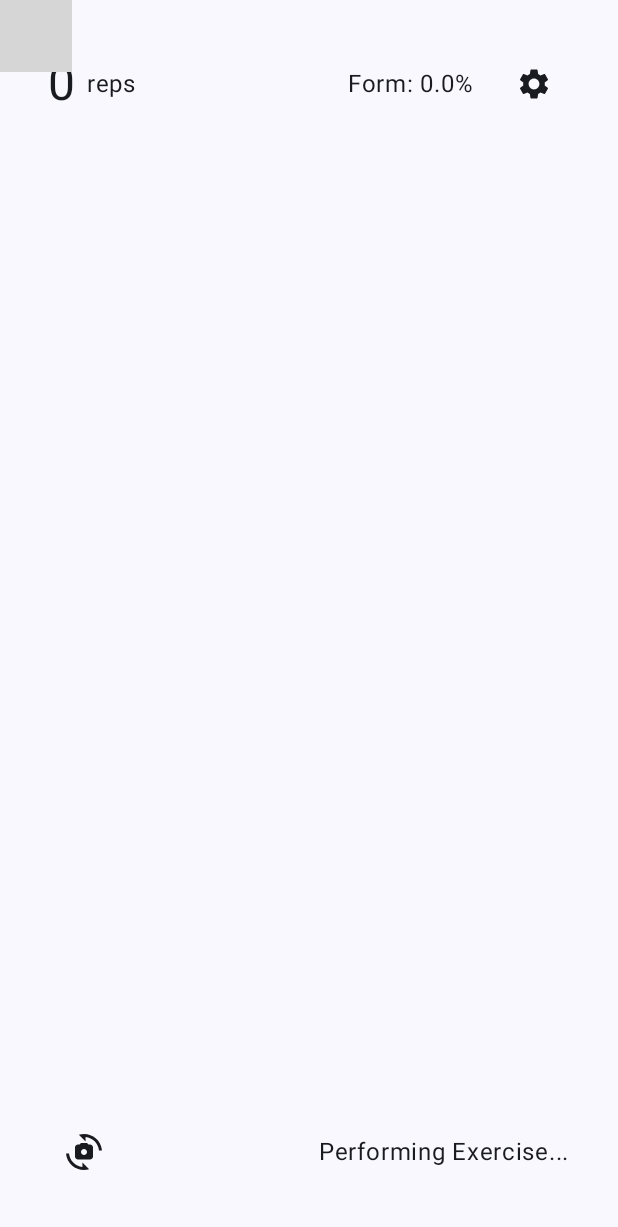
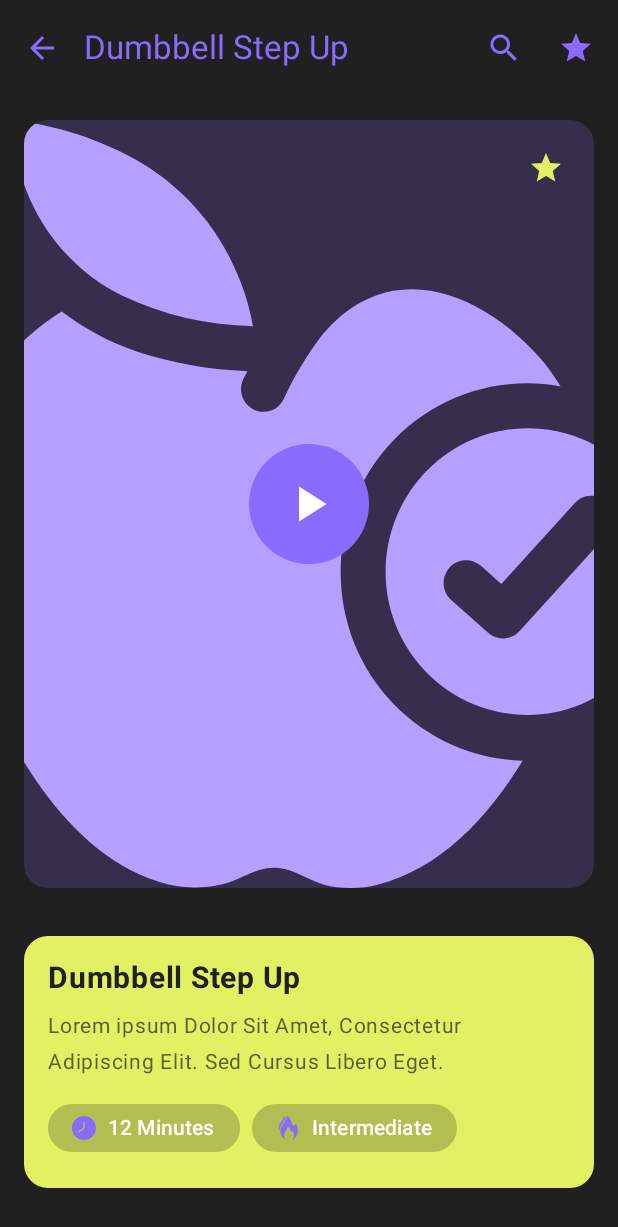
Before and after one commit to 1DoiSimpEm/DoAnPTIT2024_fitness_pp, an Android app built with Jetpack Compose: the screen it shows after launch (MainActivity), on a phone screen of 412 x 824 dp. Shown: the top 1227 px of the screen. Run offline under Robolectric (Android 15) with nearby library versions, the phone set to English and light mode, and no system bars; our stand-ins replace Dagger/Hilt's generated code; grey boxes are pictures that could not be loaded.

Commit message:
add 2 more screens: Exercise Detail and meal planning

```diff
--- a/app/src/main/java/ptit/vietpq/fitnessapp/designsystem/internal/ThemeColors.kt
+++ b/app/src/main/java/ptit/vietpq/fitnessapp/designsystem/internal/ThemeColors.kt
@@ -30,6 +30,7 @@ abstract class ThemeColors {
   abstract val switchThumb: Color
   val primary: Color = Color(0xFF896CFE)
   val limeGreen: Color = Color(0xFFE2F163)
+  val blackBg: Color = Color(0xFF212020)
   val primaryDisable = Color(0xFFC5EED5)
   val primaryDark: Color = Color(0xFFD81F26)
   val white = Color.White
--- a/app/src/main/java/ptit/vietpq/fitnessapp/presentation/MainActivity.kt
+++ b/app/src/main/java/ptit/vietpq/fitnessapp/presentation/MainActivity.kt
@@ -9,9 +9,11 @@ import androidx.compose.ui.Modifier
 import dagger.hilt.android.AndroidEntryPoint
 import ptit.vietpq.fitnessapp.data.local.sharepref.SharePreferenceProvider
 import ptit.vietpq.fitnessapp.presentation.exercise.ExerciseDestination
+import ptit.vietpq.fitnessapp.presentation.exercise_detail.ExerciseDetailDestination
 import ptit.vietpq.fitnessapp.presentation.home.HomeDestination
 import ptit.vietpq.fitnessapp.presentation.login.LoginDestination
 import ptit.vietpq.fitnessapp.presentation.main.FitnessApp
+import ptit.vietpq.fitnessapp.presentation.meal_planning.MealPlanningDestination
 import javax.inject.Inject
 
 @AndroidEntryPoint
@@ -24,7 +26,7 @@ class MainActivity : ComponentActivity() {
         enableEdgeToEdge()
         setContent {
             FitnessApp(
-                startDestination =ExerciseDestination,
+                startDestination = ExerciseDetailDestination,
 //                if(sharePreferenceProvider.isSetupFinished){
 //                    HomeDestination
 //                }
--- a/app/src/main/java/ptit/vietpq/fitnessapp/presentation/exercise/ExerciseScreen.kt
+++ b/app/src/main/java/ptit/vietpq/fitnessapp/presentation/exercise/ExerciseScreen.kt
@@ -30,6 +30,7 @@ import androidx.compose.material3.Text
 import androidx.compose.runtime.Composable
 import androidx.compose.runtime.DisposableEffect
 import androidx.compose.runtime.getValue
+import androidx.compose.runtime.mutableIntStateOf
 import androidx.compose.runtime.mutableStateOf
 import androidx.compose.runtime.remember
 import androidx.compose.runtime.setValue
@@ -57,7 +58,7 @@ fun PoseDetectionExerciseScreen(
     onSettingsClick: () -> Unit,
     modifier: Modifier = Modifier
 ) {
-    var lensFacing by remember { mutableStateOf(CameraSelector.LENS_FACING_BACK) }
+    var lensFacing by remember { mutableIntStateOf(CameraSelector.LENS_FACING_BACK) }
     val context = LocalContext.current
     val lifecycleOwner = androidx.lifecycle.compose.LocalLifecycleOwner.current
     var exerciseStats by remember { mutableStateOf(ExerciseStats()) }
--- /dev/null
+++ b/app/src/main/java/ptit/vietpq/fitnessapp/presentation/exercise_detail/ExerciseDetailDestination.kt
@@ -0,0 +1,16 @@
+package ptit.vietpq.fitnessapp.presentation.exercise_detail
+
+import androidx.navigation.NavGraphBuilder
+import androidx.navigation.compose.composable
+import ptit.vietpq.fitnessapp.presentation.main.navigation.destination.FitnessNavigationDestination
+
+data object ExerciseDetailDestination : FitnessNavigationDestination {
+    override val route: String = "exercise_detail_route"
+    override val destination: String = "exercise_detail_destination"
+}
+
+fun NavGraphBuilder.exerciseDetailRoute(
+) =
+    composable(route = ExerciseDetailDestination.route) {
+        ExerciseDetailRoute()
+    }
--- /dev/null
+++ b/app/src/main/java/ptit/vietpq/fitnessapp/presentation/exercise_detail/ExerciseDetailScreen.kt
@@ -0,0 +1,249 @@
+package ptit.vietpq.fitnessapp.presentation.exercise_detail
+
+import androidx.compose.foundation.Image
+import androidx.compose.foundation.background
+import androidx.compose.foundation.layout.*
+import androidx.compose.foundation.shape.CircleShape
+import androidx.compose.foundation.shape.RoundedCornerShape
+import androidx.compose.material.icons.Icons
+import androidx.compose.material.icons.filled.ArrowBack
+import androidx.compose.material.icons.filled.PlayArrow
+import androidx.compose.material.icons.filled.Search
+import androidx.compose.material.icons.filled.Star
+import androidx.compose.material3.*
+import androidx.compose.runtime.Composable
+import androidx.compose.runtime.remember
+import androidx.compose.ui.Alignment
+import androidx.compose.ui.Modifier
+import androidx.compose.ui.draw.clip
+import androidx.compose.ui.graphics.Color
+import androidx.compose.ui.graphics.vector.ImageVector
+import androidx.compose.ui.layout.ContentScale
+import androidx.compose.ui.res.painterResource
+import androidx.compose.ui.text.font.FontWeight
+import androidx.compose.ui.tooling.preview.Preview
+import androidx.compose.ui.unit.dp
+import androidx.compose.ui.unit.sp
+import com.qrcode.qrscanner.barcode.barcodescan.qrreader.designsystem.FitnessTheme
+import ptit.vietpq.fitnessapp.R
+
+
+@Composable
+fun ExerciseDetailRoute(){
+    ExerciseDetailScreen()
+}
+
+
+@OptIn(ExperimentalMaterial3Api::class)
+@Composable
+fun ExerciseDetailScreen(
+    modifier: Modifier = Modifier
+) {
+    val chipColor =
+        ChipColors(
+            containerColor = FitnessTheme.color.blackBg.copy(alpha = 0.25f),
+            labelColor = FitnessTheme.color.blackBg,
+            leadingIconContentColor = FitnessTheme.color.blackBg,
+            trailingIconContentColor = FitnessTheme.color.blackBg,
+            disabledLabelColor = FitnessTheme.color.blackBg,
+            disabledContainerColor = FitnessTheme.color.blackBg.copy(alpha = 0.1f),
+            disabledLeadingIconContentColor = FitnessTheme.color.blackBg,
+            disabledTrailingIconContentColor = FitnessTheme.color.blackBg
+        )
+    Scaffold(
+        topBar = {
+            TopAppBar(
+                title = {
+                    Text(
+                        "Dumbbell Step Up",
+                        color = FitnessTheme.color.primary
+                    )
+                },
+                colors = TopAppBarColors(
+                    containerColor = FitnessTheme.color.blackBg,
+                    scrolledContainerColor = FitnessTheme.color.blackBg,
+                    navigationIconContentColor = FitnessTheme.color.primary,
+                    titleContentColor = FitnessTheme.color.primary,
+                    actionIconContentColor = FitnessTheme.color.primary
+
+                ),
+                navigationIcon = {
+                    IconButton(onClick = { /* Handle back navigation */ }) {
+                        Icon(
+                            imageVector = Icons.Default.ArrowBack,
+                            contentDescription = "Back",
+                            tint = FitnessTheme.color.primary
+                        )
+                    }
+                },
+                actions = {
+                    IconButton(onClick = { /* Handle search */ }) {
+                        Icon(
+                            imageVector = Icons.Default.Search,
+                            contentDescription = "Search",
+                            tint = FitnessTheme.color.primary
+                        )
+                    }
+                    IconButton(onClick = { /* Handle profile */ }) {
+                        Icon(
+                            imageVector = Icons.Default.Star,
+                            contentDescription = "Profile",
+                            tint = FitnessTheme.color.primary
+                        )
+                    }
+                }
+            )
+        }
+    ) { paddingValues ->
+        Column(
+            modifier = modifier
+                .padding(paddingValues)
+                .fillMaxSize()
+                .background(FitnessTheme.color.blackBg)
+        ) {
+            Box(
+                modifier = Modifier
+                    .fillMaxWidth()
+                    .weight(1f)
+                    .padding(16.dp)
+                    .clip(RoundedCornerShape(16.dp))
+                    .background(FitnessTheme.color.primary.copy(alpha = 0.2f))
+            ) {
+                // Exercise Image
+                Image(
+                    painter = painterResource(id = R.drawable.ic_apple),  // Replace with your image resource
+                    contentDescription = "Exercise demonstration",
+                    modifier = Modifier.fillMaxSize(),
+                    contentScale = ContentScale.Crop
+                )
+
+                // Play Button
+                Box(
+                    modifier = Modifier
+                        .size(80.dp)
+                        .align(Alignment.Center)
+                        .clip(CircleShape)
+                        .background(FitnessTheme.color.primary),
+                    contentAlignment = Alignment.Center
+                ) {
+                    Icon(
+                        imageVector = Icons.Default.PlayArrow,
+                        contentDescription = "Play video",
+                        tint = Color.White,
+                        modifier = Modifier.size(40.dp)
+                    )
+                }
+
+                // Favorite Star
+                IconButton(
+                    onClick = { /* Handle favorite */ },
+                    modifier = Modifier
+                        .align(Alignment.TopEnd)
+                        .padding(8.dp)
+                ) {
+                    Icon(
+                        imageVector = Icons.Default.Star,
+                        contentDescription = "Favorite",
+                        tint = FitnessTheme.color.limeGreen
+                    )
+                }
+            }
+
+            // Exercise Info Card
+            Card(
+                modifier = Modifier
+                    .fillMaxWidth()
+                    .padding(16.dp),
+                shape = RoundedCornerShape(16.dp),
+                colors = CardDefaults.cardColors(
+                    containerColor = FitnessTheme.color.limeGreen
+                )
+            ) {
+                Column(
+                    modifier = Modifier
+                        .fillMaxWidth()
+                        .padding(16.dp)
+                ) {
+                    Text(
+                        text = "Dumbbell Step Up",
+                        fontSize = 20.sp,
+                        fontWeight = FontWeight.Bold,
+                        color = FitnessTheme.color.blackBg
+                    )
+
+                    Text(
+                        text = "Lorem ipsum Dolor Sit Amet, Consectetur Adipiscing Elit. Sed Cursus Libero Eget.",
+                        fontSize = 14.sp,
+                        color = FitnessTheme.color.blackBg.copy(alpha = 0.7f),
+                        modifier = Modifier.padding(vertical = 8.dp)
+                    )
+
+                    Row(
+                        modifier = Modifier.fillMaxWidth(),
+                        horizontalArrangement = Arrangement.Start,
+                        verticalAlignment = Alignment.CenterVertically
+                    ) {
+                        Chip(
+                            onClick = { },
+                            colors = chipColor,
+                            label = {
+                                Row {
+                                    Icon(
+                                        modifier = Modifier.size(16.dp),
+                                        painter = painterResource(R.drawable.ic_timer),
+                                        contentDescription = "Duration",
+                                        tint = FitnessTheme.color.primary
+                                    )
+                                }
+                                Spacer(modifier = Modifier.width(8.dp))
+                                Text("12 Minutes", color = Color.White)
+                            }
+                        )
+
+                        Spacer(modifier = Modifier.width(8.dp))
+
+                        Chip(
+                            onClick = { },
+                            colors = chipColor,
+                            label = {
+                                Row {
+                                    Icon(
+                                        modifier = Modifier.size(16.dp),
+                                        painter = painterResource(R.drawable.ic_fire),
+                                        contentDescription = "Difficulty",
+                                        tint = FitnessTheme.color.primary
+                                    )
+                                }
+                                Spacer(modifier = Modifier.width(8.dp))
+                                Text("Intermediate", color = Color.White)
+                            }
+                        )
+                    }
+                }
+            }
+
+            Spacer(modifier = Modifier.height(16.dp))
+        }
+    }
+}
+
+@Composable
+private fun Chip(
+    onClick: () -> Unit,
+    label: @Composable () -> Unit,
+    colors: ChipColors
+) {
+    SuggestionChip(
+        onClick = onClick,
+        label = label,
+        colors = colors,
+        shape = RoundedCornerShape(50),
+        border = null
+    )
+}
+
+@Preview
+@Composable
+private fun ExerciseDetailScreenPreview() {
+    ExerciseDetailScreen()
+}
--- a/app/src/main/java/ptit/vietpq/fitnessapp/presentation/main/navigation/NavHost.kt
+++ b/app/src/main/java/ptit/vietpq/fitnessapp/presentation/main/navigation/NavHost.kt
@@ -7,10 +7,12 @@ import androidx.compose.ui.Modifier
 import androidx.navigation.NavHostController
 import androidx.navigation.compose.NavHost
 import ptit.vietpq.fitnessapp.presentation.exercise.exerciseGraph
+import ptit.vietpq.fitnessapp.presentation.exercise_detail.exerciseDetailRoute
 import ptit.vietpq.fitnessapp.presentation.home.HomeDestination
 import ptit.vietpq.fitnessapp.presentation.home.homeGraph
 import ptit.vietpq.fitnessapp.presentation.login.loginGraph
 import ptit.vietpq.fitnessapp.presentation.main.navigation.destination.FitnessNavigationDestination
+import ptit.vietpq.fitnessapp.presentation.meal_planning.mealPlanningRoute
 import ptit.vietpq.fitnessapp.presentation.profile.ProfileDestination
 import ptit.vietpq.fitnessapp.presentation.profile.profileGraph
 import ptit.vietpq.fitnessapp.presentation.setup.SetupDestination
@@ -88,5 +90,9 @@ fun FitnessNavHost(
         )
 
         exerciseGraph()
+
+        mealPlanningRoute()
+
+        exerciseDetailRoute()
     }
 }
--- /dev/null
+++ b/app/src/main/java/ptit/vietpq/fitnessapp/presentation/meal_planning/MealPlanningDestination.kt
@@ -0,0 +1,16 @@
+package ptit.vietpq.fitnessapp.presentation.meal_planning
+
+import androidx.navigation.NavGraphBuilder
+import androidx.navigation.compose.composable
+import ptit.vietpq.fitnessapp.presentation.main.navigation.destination.FitnessNavigationDestination
+
+data object MealPlanningDestination : FitnessNavigationDestination {
+    override val route: String = "meal_planning_route"
+    override val destination: String = "meal_planning_destination"
+}
+
+fun NavGraphBuilder.mealPlanningRoute(
+) =
+    composable(route = MealPlanningDestination.route) {
+        MealPlanningRoute()
+    }
--- a/app/src/main/java/ptit/vietpq/fitnessapp/util/posedetector/classification/PoseClassifierProcessor.java
+++ b/app/src/main/java/ptit/vietpq/fitnessapp/util/posedetector/classification/PoseClassifierProcessor.java
@@ -35,6 +35,7 @@ import java.util.List;
 import java.util.Locale;
 
 import ptit.vietpq.fitnessapp.presentation.exercise.ExerciseStats;
+import timber.log.Timber;
 
 /**
  * Accepts a stream of {@link Pose} for classification and Rep counting.
@@ -86,7 +87,7 @@ public class PoseClassifierProcessor {
                 csvLine = reader.readLine();
             }
         } catch (IOException e) {
-            Log.e(TAG, "Error when loading pose samples.\n" + e);
+            Timber.tag(TAG).e("Error when loading pose samples.\n" + e);
         }
         poseClassifier = new PoseClassifier(poseSamples);
         if (isStreamMode) {
@@ -170,7 +171,7 @@ public class PoseClassifierProcessor {
                         try {
                             reps = Integer.parseInt(parts[1].split(" ")[0]);
                         } catch (NumberFormatException e) {
-                            Log.e(TAG, "Error parsing last rep result", e);
+                            Timber.tag(TAG).e(e, "Error parsing last rep result");
                         }
                     }
                 }
```
Also changed, not shown: app/src/main/java/ptit/vietpq/fitnessapp/presentation/meal_planning/MealPlanningScreen.kt (added, +370 -0 lines).
